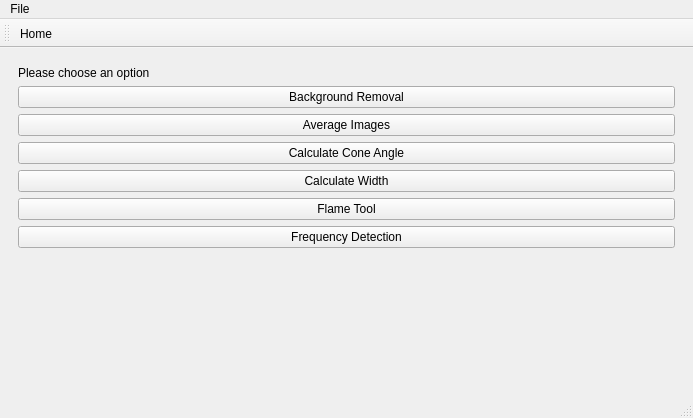
The window that mainwindow.ui (Tokyo-MQP-2024/IgniteCV) describes before a commit, drawn with Qt 5.
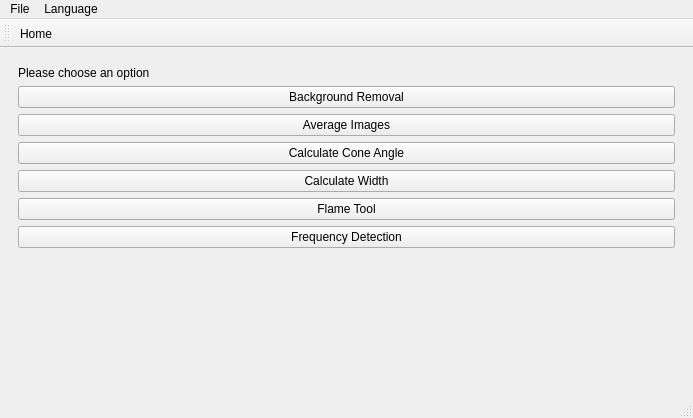
The same window after the commit. Icons and pictures are not drawn.

The edit to the form file:
```diff
--- a/mainwindow.ui
+++ b/mainwindow.ui
@@ -316,7 +316,13 @@
      <string>File</string>
     </property>
    </widget>
+   <widget class="QMenu" name="menuLanguage">
+    <property name="title">
+     <string>Language</string>
+    </property>
+   </widget>
    <addaction name="menuFile"/>
+   <addaction name="menuLanguage"/>
   </widget>
   <widget class="QStatusBar" name="statusbar"/>
   <widget class="QToolBar" name="toolBar">
```
